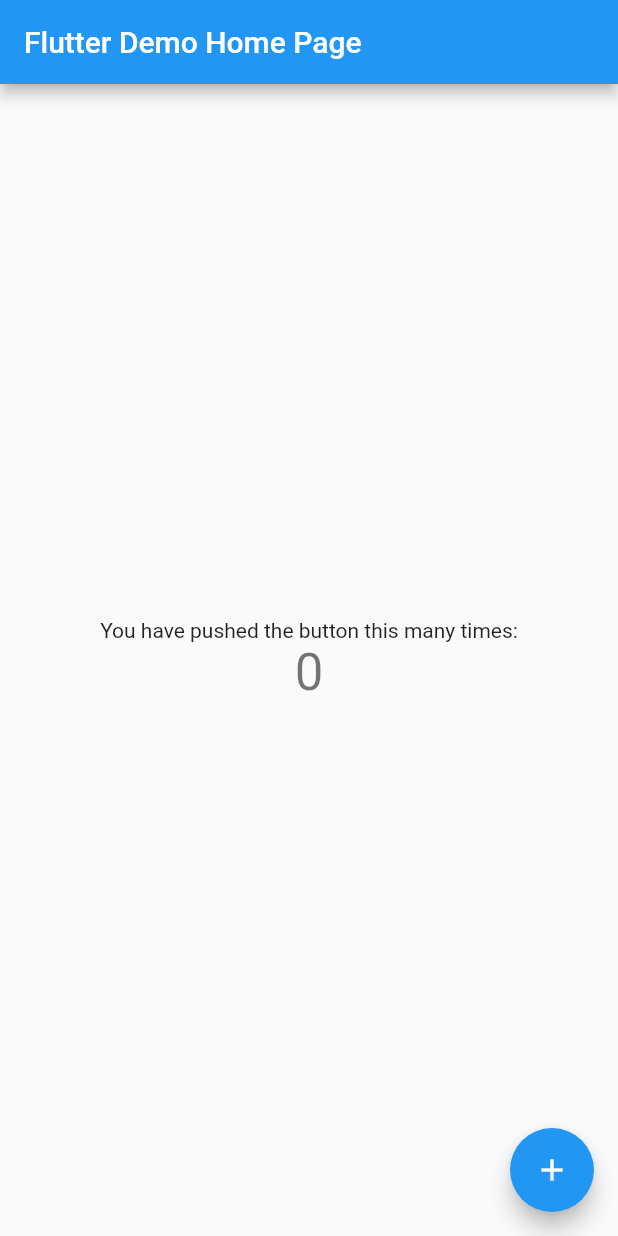
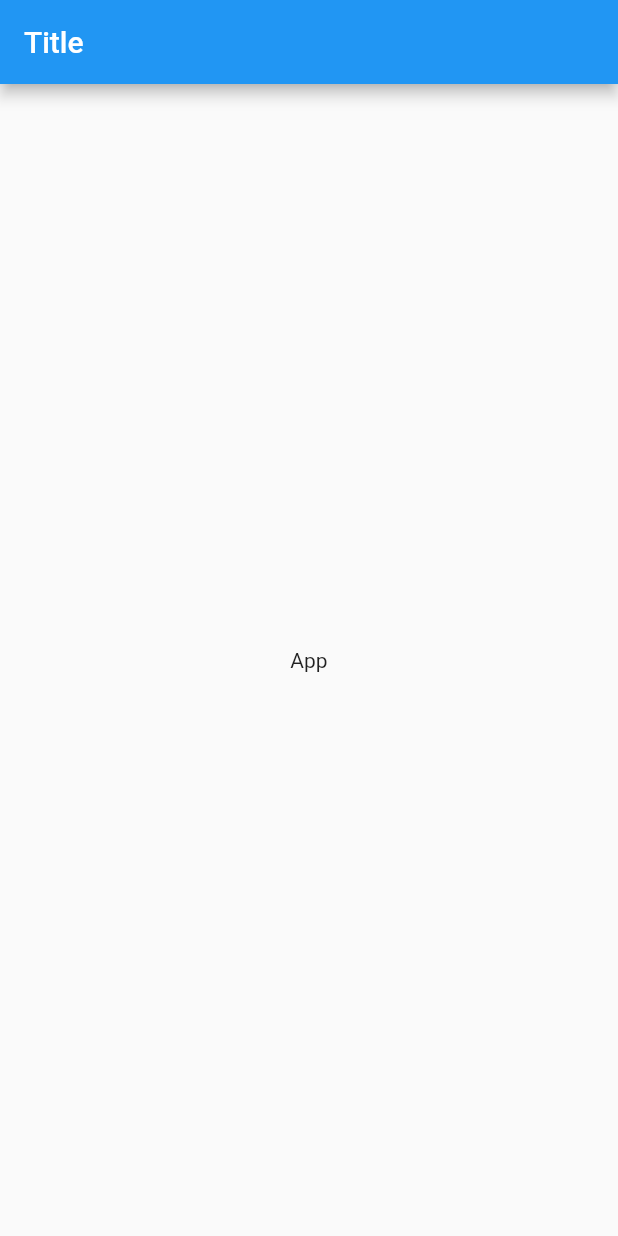
Before and after one commit to Gabriel-S-Souza/muvver_desafio_jera, a Flutter app: the screen it shows after launch, on a phone screen of 412 x 824 dp. Run offline on Flutter 3.47's test engine with Material 2 defaults, Android fonts, the phone set to English and light mode, and no system bars.

Commit message:
Created initial settings

```diff
--- /dev/null
+++ b/lib/app/core/core.dart
@@ -0,0 +1,2 @@
+export 'theme/theme.dart';
+export 'utils/utils.dart';
--- /dev/null
+++ b/lib/app/core/theme/theme.dart
@@ -0,0 +1 @@
+export 'custom_theme.dart';
--- /dev/null
+++ b/lib/app/features/fetures.dart
@@ -0,0 +1,2 @@
+export 'home/home.dart';
+export 'travel_registration/travel_registration.dart';
--- a/lib/app/my_app.dart
+++ b/lib/app/my_app.dart
@@ -3,109 +3,33 @@ import 'package:flutter/material.dart';
 class MyApp extends StatelessWidget {
   const MyApp({Key? key}) : super(key: key);
 
-  // This widget is the root of your application.
   @override
-  Widget build(BuildContext context) {
-    return MaterialApp(
+  Widget build(BuildContext context) => MaterialApp(
       title: 'Flutter Demo',
       theme: ThemeData(
-        // This is the theme of your application.
-        //
-        // Try running your application with "flutter run". You'll see the
-        // application has a blue toolbar. Then, without quitting the app, try
-        // changing the primarySwatch below to Colors.green and then invoke
-        // "hot reload" (press "r" in the console where you ran "flutter run",
-        // or simply save your changes to "hot reload" in a Flutter IDE).
-        // Notice that the counter didn't reset back to zero; the application
-        // is not restarted.
         primarySwatch: Colors.blue,
       ),
-      home: const MyHomePage(title: 'Flutter Demo Home Page'),
+      home: const MyHomePage(),
     );
-  }
 }
 
-class MyHomePage extends StatefulWidget {
-  const MyHomePage({Key? key, required this.title}) : super(key: key);
-
-  // This widget is the home page of your application. It is stateful, meaning
-  // that it has a State object (defined below) that contains fields that affect
-  // how it looks.
-
-  // This class is the configuration for the state. It holds the values (in this
-  // case the title) provided by the parent (in this case the App widget) and
-  // used by the build method of the State. Fields in a Widget subclass are
-  // always marked "final".
-
-  final String title;
+class MyHomePage extends StatelessWidget {
+  const MyHomePage({Key? key}) : super(key: key);
 
   @override
-  State<MyHomePage> createState() => _MyHomePageState();
-}
-
-class _MyHomePageState extends State<MyHomePage> {
-  int _counter = 0;
-
-  void _incrementCounter() {
-    setState(() {
-      // This call to setState tells the Flutter framework that something has
-      // changed in this State, which causes it to rerun the build method below
-      // so that the display can reflect the updated values. If we changed
-      // _counter without calling setState(), then the build method would not be
-      // called again, and so nothing would appear to happen.
-      _counter++;
-    });
-  }
-
-  @override
-  Widget build(BuildContext context) {
-    // This method is rerun every time setState is called, for instance as done
-    // by the _incrementCounter method above.
-    //
-    // The Flutter framework has been optimized to make rerunning build methods
-    // fast, so that you can just rebuild anything that needs updating rather
-    // than having to individually change instances of widgets.
-    return Scaffold(
+  Widget build(BuildContext context) => Scaffold(
       appBar: AppBar(
-        // Here we take the value from the MyHomePage object that was created by
-        // the App.build method, and use it to set our appbar title.
-        title: Text(widget.title),
+        title: const Text('Title'),
       ),
       body: Center(
-        // Center is a layout widget. It takes a single child and positions it
-        // in the middle of the parent.
         child: Column(
-          // Column is also a layout widget. It takes a list of children and
-          // arranges them vertically. By default, it sizes itself to fit its
-          // children horizontally, and tries to be as tall as its parent.
-          //
-          // Invoke "debug painting" (press "p" in the console, choose the
-          // "Toggle Debug Paint" action from the Flutter Inspector in Android
-          // Studio, or the "Toggle Debug Paint" command in Visual Studio Code)
-          // to see the wireframe for each widget.
-          //
-          // Column has various properties to control how it sizes itself and
-          // how it positions its children. Here we use mainAxisAlignment to
-          // center the children vertically; the main axis here is the vertical
-          // axis because Columns are vertical (the cross axis would be
-          // horizontal).
           mainAxisAlignment: MainAxisAlignment.center,
-          children: <Widget>[
-            const Text(
-              'You have pushed the button this many times:',
-            ),
+          children: const <Widget>[
             Text(
-              '$_counter',
-              style: Theme.of(context).textTheme.headline4,
+              'App',
             ),
           ],
         ),
       ),
-      floatingActionButton: FloatingActionButton(
-        onPressed: _incrementCounter,
-        tooltip: 'Increment',
-        child: const Icon(Icons.add),
-      ), // This trailing comma makes auto-formatting nicer for build methods.
     );
-  }
 }
--- a/lib/main.dart
+++ b/lib/main.dart
@@ -1,5 +1,5 @@
 import 'package:flutter/material.dart';
-import 'package:muvver/app/app.dart';
+import 'app/app.dart';
 
 void main() {
   runApp(const MyApp());
```
Also changed, not shown: analysis_options.yaml (+21 -2 lines), lib/app/core/theme/custom_theme.dart (added, +100 -0 lines), pubspec.yaml (+4 -35 lines), lib/app/core/utils/utils.dart (added), lib/app/features/home/home.dart (added), lib/app/features/travel_registration/travel_registration.dart (added), pubspec.lock, 1 other file.
